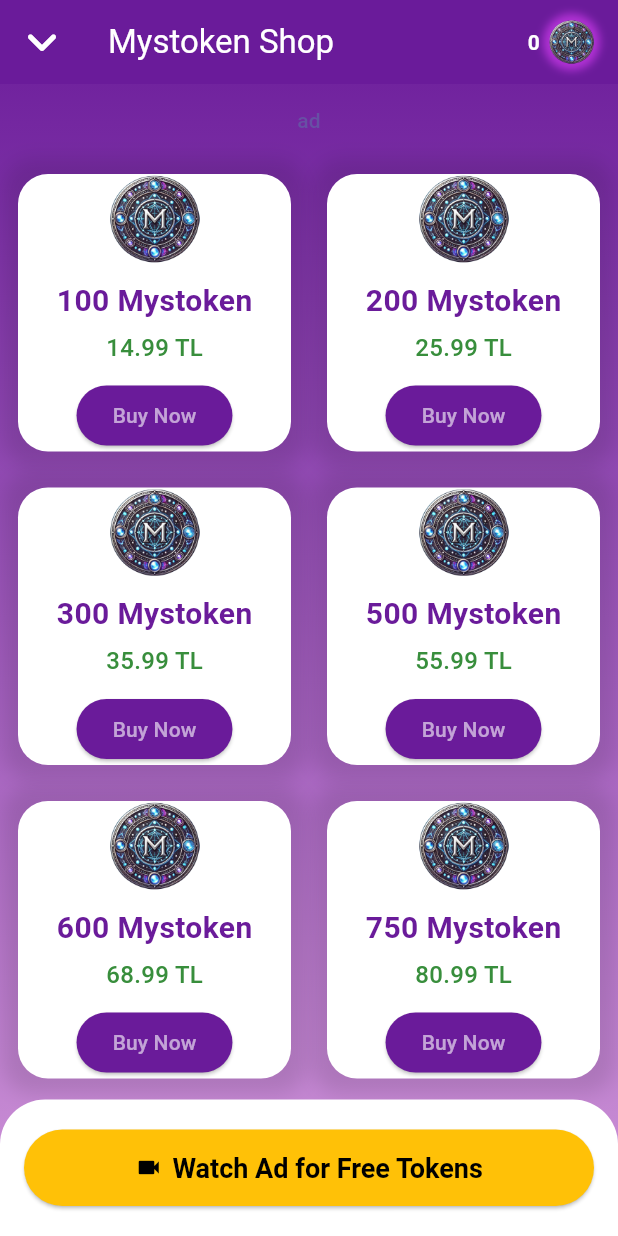
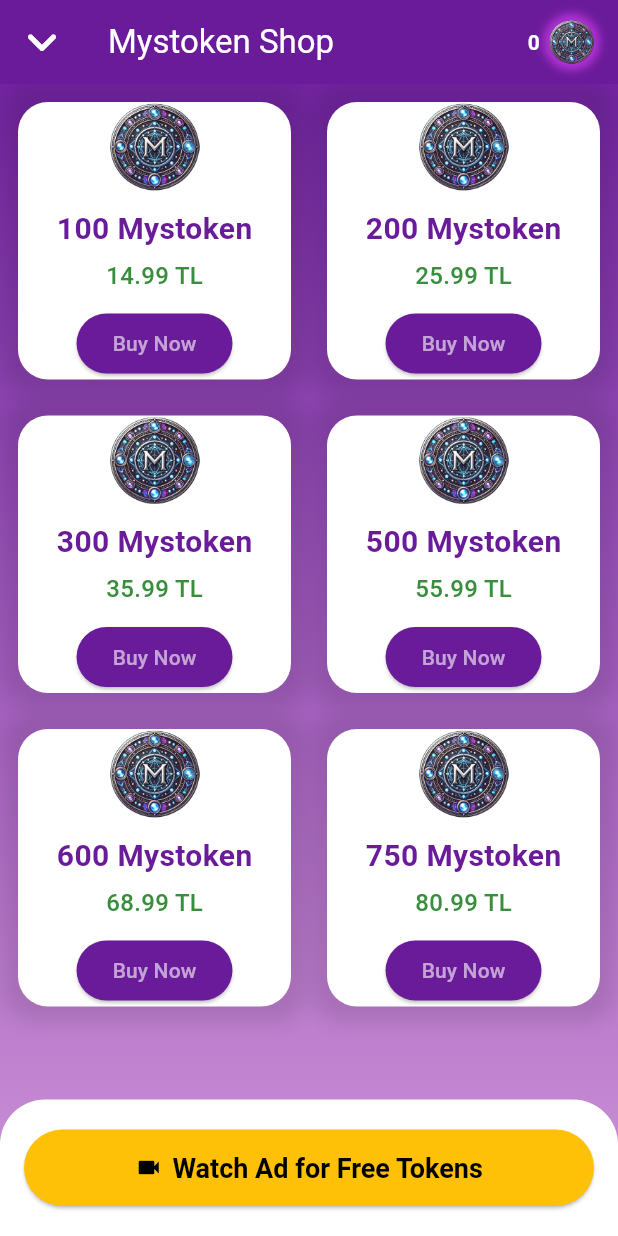
Before and after one commit to ErenBal1/gapsec-stories, a Flutter app: the ShopView screen opened directly, on a phone screen of 412 x 824 dp. Run offline on Flutter 3.47's test engine with Material 3 defaults, Android fonts, the phone set to English and light mode, and no system bars; our stand-ins replace adaptive_dialog, animated_splash_screen, animated_text_kit, carousel_slider, easy_localization, flutter_mobx and 8 more; accounts and stored records are empty; generated files the repository leaves out were written again.

Commit message:
fixed ads button

```diff
--- a/lib/view/shop_view.dart
+++ b/lib/view/shop_view.dart
@@ -59,7 +59,7 @@ class _ShopViewState extends State<ShopView> {
       );
       _rewardedAd!.show(
           onUserEarnedReward: (ad, reward) => setState(() {
-                _addTokens(10);
+                _addTokens(2);
               }));
       print("Kullanıcı ödülü kazandı");
       _rewardedAd = null;
@@ -235,10 +235,35 @@ class _ShopViewState extends State<ShopView> {
             )
           ],
         ),
-        bottomNavigationBar: const WatchAdButton(),
+        bottomNavigationBar: Container(
+          width: double.infinity,
+          padding: const EdgeInsets.symmetric(horizontal: 16, vertical: 20),
+          decoration: const BoxDecoration(
+            color: Colors.white,
+            borderRadius: BorderRadius.only(
+              topLeft: Radius.circular(30),
+              topRight: Radius.circular(30),
+            ),
+          ),
+          child: ElevatedButton.icon(
+            onPressed: _showRewardedAd,
+            icon: const Icon(Icons.videocam),
+            label: const Text('Watch Ad for Free Tokens'),
+            style: ElevatedButton.styleFrom(
+              foregroundColor: Colors.black,
+              backgroundColor: Colors.amber,
+              padding: const EdgeInsets.symmetric(vertical: 15),
+              textStyle:
+                  const TextStyle(fontSize: 18, fontWeight: FontWeight.bold),
+              shape: RoundedRectangleBorder(
+                borderRadius: BorderRadius.circular(30),
+              ),
+            ),
+          ),
+        ),
         body: ListView(
           children: [
-            TextButton(onPressed: _showRewardedAd, child: const Text("ad")),
+            // TextButton(onPressed: _showRewardedAd, child: const Text("ad")),
             Row(
               mainAxisAlignment: MainAxisAlignment.spaceEvenly,
               children: [
```
